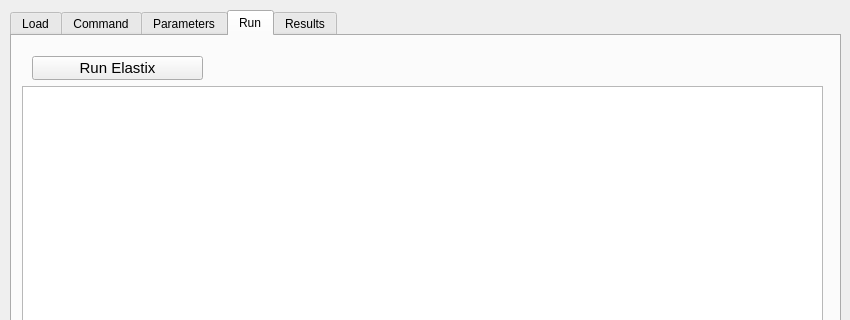
First picture: the form in registrationPlugins/elastix_plugin.ui, repository SainsburyWellcomeCentre/lasagna, before the edit; both pictures show x 0 to 850 and y 0 to 320 of the 850 by 600 pixel window.
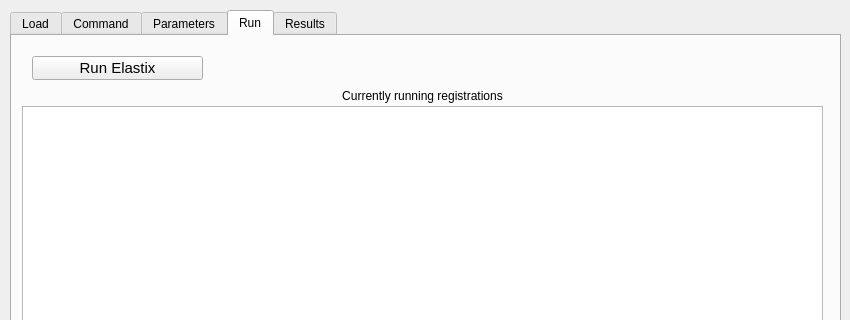
Second picture: the form after the edit. The open tabs and pages were chosen to show the change. Icons and pictures are not drawn.

Commit message: Set up a timer that monitors the directories currently running analyses to see if they have finished.Keeps track of this in a list view on the run tab.

What changed in the file:
```diff
--- a/registrationPlugins/elastix_plugin.ui
+++ b/registrationPlugins/elastix_plugin.ui
@@ -962,12 +962,28 @@
      <property name="geometry">
       <rect>
        <x>10</x>
-       <y>50</y>
+       <y>70</y>
        <width>801</width>
-       <height>381</height>
+       <height>361</height>
       </rect>
      </property>
     </widget>
+    <widget class="QLabel" name="label_2">
+     <property name="geometry">
+      <rect>
+       <x>190</x>
+       <y>50</y>
+       <width>441</width>
+       <height>20</height>
+      </rect>
+     </property>
+     <property name="text">
+      <string>Currently running registrations</string>
+     </property>
+     <property name="alignment">
+      <set>Qt::AlignCenter</set>
+     </property>
+    </widget>
    </widget>
    <widget class="QWidget" name="tab">
     <attribute name="title">
```
The commit also changes 2 other files.
